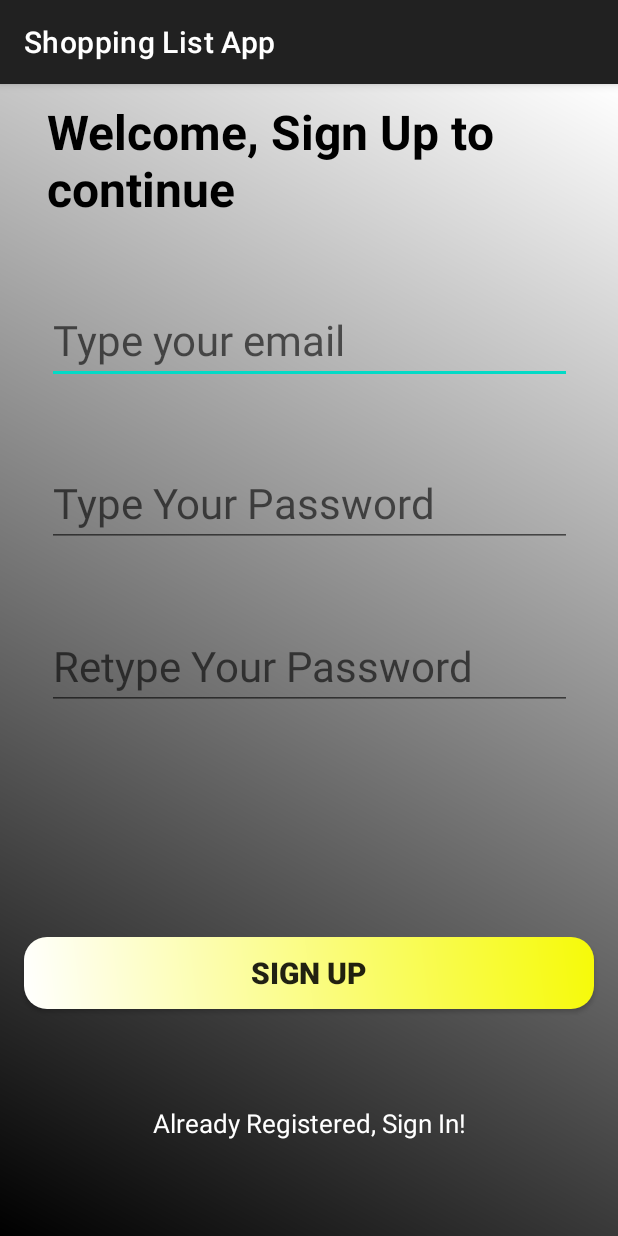
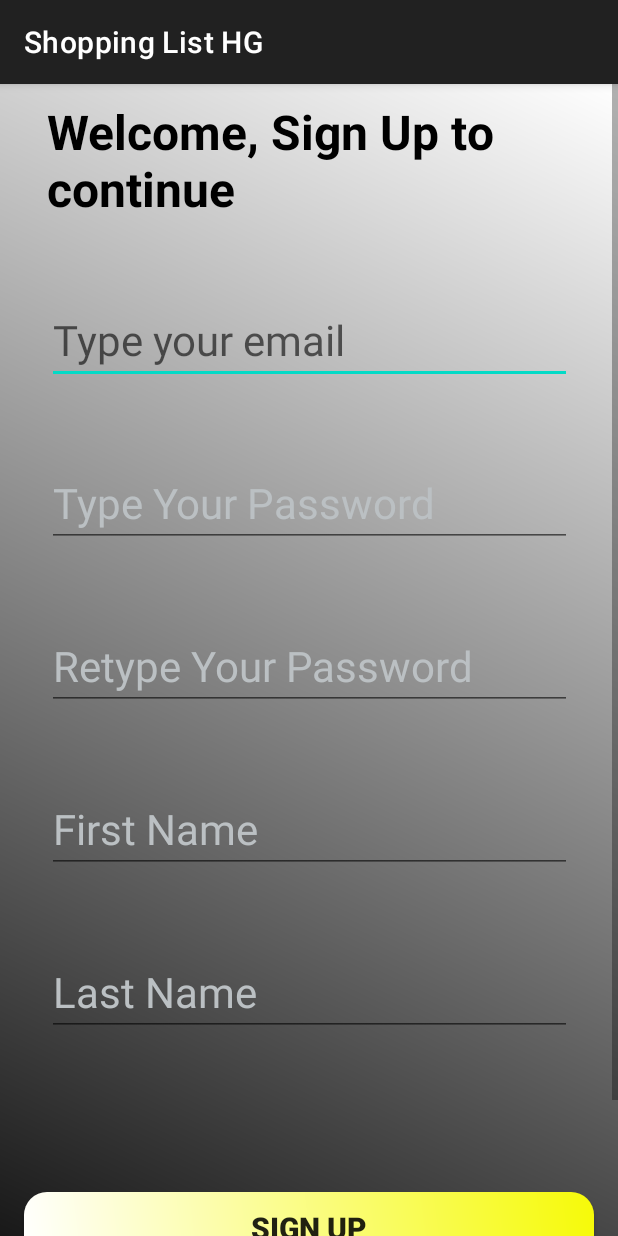
Before and after one commit to HristoGetov/ShoppingListAppKotlin, an Android app: the screen it shows after launch (SignUpActivity), after a tap on "Not Registered Yet, Sign Up!", on a phone screen of 412 x 824 dp. Run offline under Robolectric (Android 15) with nearby library versions, the phone set to English and light mode, and no system bars; our stand-ins replace Firebase (no records; nobody signed in at launch, a user with empty details on screens opened directly), data binding.

Commit message:
Store user information in FireStore when SignUp or Login with google account.

```diff
--- a/app/build.gradle
+++ b/app/build.gradle
@@ -47,6 +47,7 @@ dependencies {
     implementation 'androidx.navigation:navigation-ui-ktx:2.5.2'
     implementation 'com.google.firebase:firebase-auth:22.0.0'
     implementation 'com.google.android.gms:play-services-auth:20.1.0'
+    implementation 'com.google.firebase:firebase-firestore:24.4.1'
     testImplementation 'junit:junit:4.13.2'
     androidTestImplementation 'androidx.test.ext:junit:1.1.5'
     androidTestImplementation 'androidx.test.espresso:espresso-core:3.5.1'
--- a/app/src/main/java/com/example/shoppinglistaappkotlin/presentation/SignInActivity.kt
+++ b/app/src/main/java/com/example/shoppinglistaappkotlin/presentation/SignInActivity.kt
@@ -17,12 +17,18 @@ import com.google.android.gms.auth.api.signin.GoogleSignInOptions
 import com.google.android.gms.tasks.Task
 import com.google.firebase.auth.FirebaseAuth
 import com.google.firebase.auth.GoogleAuthProvider
+import com.google.firebase.firestore.FirebaseFirestore
 
 class SignInActivity : AppCompatActivity() {
 
     private lateinit var binding: ActivitySignInBinding
     private lateinit var firebaseAuth: FirebaseAuth
     private lateinit var googleSignInClient: GoogleSignInClient
+    private lateinit var fireStore: FirebaseFirestore
+    private lateinit var userId: String
+    private lateinit var firstName: String
+    private lateinit var lastName: String
+    private lateinit var email: String
 
     override fun onCreate(savedInstanceState: Bundle?) {
         super.onCreate(savedInstanceState)
@@ -30,6 +36,7 @@ class SignInActivity : AppCompatActivity() {
         setContentView(binding.root)
 
         firebaseAuth = FirebaseAuth.getInstance()
+        fireStore = FirebaseFirestore.getInstance()
         val gso = GoogleSignInOptions.Builder(GoogleSignInOptions.DEFAULT_SIGN_IN)
             .requestIdToken(getString(R.string.default_web_client_id))
             .requestEmail()
@@ -74,10 +81,7 @@ class SignInActivity : AppCompatActivity() {
                 val task = GoogleSignIn.getSignedInAccountFromIntent(result.data)
                 handleResult(task)
             } else{
-                Log.e("LOG", "resultCode: " + result.resultCode)
-                Log.e("LOG", "Activity.RESULT_OK: " + Activity.RESULT_OK)
-                Log.e("LOG", "Activity.RESULT_CANCELED: " + Activity.RESULT_CANCELED)
-                Log.e("LOG", "Activity.RESULT_FIRST_USER: " + Activity.RESULT_FIRST_USER)
+                Log.e("Error", "No Accounts found ")
             }
     }
 
@@ -85,7 +89,6 @@ class SignInActivity : AppCompatActivity() {
         if (task.isSuccessful){
             val account: GoogleSignInAccount? = task.result
             if (account != null){
-                Log.e("LOG", "Inside handleResult()")
                 updateUi(account)
             }
 
@@ -100,10 +103,15 @@ class SignInActivity : AppCompatActivity() {
         val credential = GoogleAuthProvider.getCredential(account.idToken,null)
         firebaseAuth.signInWithCredential(credential).addOnCompleteListener {
             if (it.isSuccessful){
-                Log.e("LOG","Inside updateUi, isSfuccessful")
-               // goToMain()
-                val intent = Intent(this,MainActivity::class.java)
-                startActivity(intent)
+                userId = firebaseAuth.currentUser?.uid.toString()
+                val docReference = fireStore.collection("users").document(userId)
+                val users = HashMap<String, Any>()
+                users["firstName"] = account.givenName.toString()
+                users["lastName"] = account.familyName.toString()
+                users["email"] = account.email.toString()
+                docReference.set(users)
+                goToMain()
+
             }else{
                 Toast.makeText(this, it.exception.toString(),Toast.LENGTH_LONG).show()
             }
--- a/app/src/main/java/com/example/shoppinglistaappkotlin/presentation/SignUpActivity.kt
+++ b/app/src/main/java/com/example/shoppinglistaappkotlin/presentation/SignUpActivity.kt
@@ -4,15 +4,18 @@ import android.annotation.SuppressLint
 import android.content.Intent
 import androidx.appcompat.app.AppCompatActivity
 import android.os.Bundle
+import android.util.Log
 import android.widget.Toast
-import com.example.shoppinglistaappkotlin.R
 import com.example.shoppinglistaappkotlin.databinding.ActivitySignUpBinding
 import com.google.firebase.auth.FirebaseAuth
+import com.google.firebase.firestore.FirebaseFirestore
 
 class SignUpActivity : AppCompatActivity() {
 
     private lateinit var binding: ActivitySignUpBinding
     private lateinit var firebaseAuth:FirebaseAuth
+    private lateinit var fireStore: FirebaseFirestore
+    private lateinit var userId: String
 
     @SuppressLint("SuspiciousIndentation")
     override fun onCreate(savedInstanceState: Bundle?) {
@@ -21,6 +24,7 @@ class SignUpActivity : AppCompatActivity() {
         setContentView(binding.root)
 
         firebaseAuth = FirebaseAuth.getInstance()
+        fireStore = FirebaseFirestore.getInstance()
 
             binding.textView.setOnClickListener{
                goToSignInActivity()
@@ -33,6 +37,15 @@ class SignUpActivity : AppCompatActivity() {
                     if (password == confirmPassword){
                         firebaseAuth.createUserWithEmailAndPassword(email,password).addOnCompleteListener {
                             if (it.isSuccessful){
+                                userId = firebaseAuth.currentUser?.uid.toString()
+                                val docReference = fireStore.collection("users").document(userId)
+                                val users = HashMap<String, Any>()
+                                users["firstName"] = binding.firstName.text.toString()
+                                users["lastName"] = binding.lastName.text.toString()
+                                users["email"] = binding.emailInput.text.toString()
+                                docReference.set(users).addOnSuccessListener {
+                                    Toast.makeText(this,"User successfully added!",Toast.LENGTH_SHORT).show()
+                                }
                                 goToSignInActivity()
                             }else{
                                 Toast.makeText(this,it.exception.toString(),Toast.LENGTH_LONG).show()
--- a/app/src/main/res/layout/activity_sign_up.xml
+++ b/app/src/main/res/layout/activity_sign_up.xml
@@ -2,6 +2,9 @@
 <layout xmlns:android="http://schemas.android.com/apk/res/android"
     xmlns:app="http://schemas.android.com/apk/res-auto"
     xmlns:tools="http://schemas.android.com/tools">
+    <ScrollView
+        android:layout_width="match_parent"
+        android:layout_height="match_parent">
 <androidx.constraintlayout.widget.ConstraintLayout
     android:layout_width="match_parent"
     android:layout_height="match_parent"
@@ -13,7 +16,6 @@
         android:layout_width="350dp"
         android:layout_height="wrap_content"
         android:text="Welcome, Sign Up to continue"
-
         android:textColor="@color/black"
         android:textSize="32sp"
         android:textStyle="bold"
@@ -41,6 +43,7 @@
         android:textSize="28sp"
         android:layout_marginTop="50dp"
         android:inputType="textPassword"
+        android:textColorHint="@color/gray"
         app:layout_constraintEnd_toEndOf="parent"
         app:layout_constraintStart_toStartOf="parent"
         app:layout_constraintTop_toBottomOf="@+id/email_input" />
@@ -50,12 +53,35 @@
         android:layout_width="350dp"
         android:layout_height="wrap_content"
         android:hint="Retype Your Password"
+        android:textColorHint="@color/gray"
         android:textSize="28sp"
         android:inputType="textPassword"
         android:layout_marginTop="50dp"
         app:layout_constraintEnd_toEndOf="parent"
         app:layout_constraintStart_toStartOf="parent"
         app:layout_constraintTop_toBottomOf="@+id/password" />
+    <EditText
+        android:id="@+id/first_name"
+        android:layout_width="350dp"
+        android:layout_height="wrap_content"
+        android:hint="First Name"
+        android:textColorHint="@color/gray"
+        android:textSize="28sp"
+        android:layout_marginTop="50dp"
+        app:layout_constraintEnd_toEndOf="parent"
+        app:layout_constraintStart_toStartOf="parent"
+        app:layout_constraintTop_toBottomOf="@+id/confirm_password" />
+    <EditText
+        android:id="@+id/last_name"
+        android:layout_width="350dp"
+        android:layout_height="wrap_content"
+        android:hint="Last Name"
+        android:textColorHint="@color/gray"
+        android:textSize="28sp"
+        android:layout_marginTop="50dp"
+        app:layout_constraintEnd_toEndOf="parent"
+        app:layout_constraintStart_toStartOf="parent"
+        app:layout_constraintTop_toBottomOf="@+id/first_name" />
 
     <androidx.appcompat.widget.AppCompatButton
         android:id="@+id/sign_up_btn"
@@ -64,13 +90,14 @@
         android:layout_marginHorizontal="16dp"
         android:background="@drawable/sign_in_button_shape"
         android:text="Sign Up"
+        android:layout_marginTop="20dp"
         android:textSize="20sp"
         android:textStyle="bold"
         android:elevation="45dp"
         app:layout_constraintBottom_toBottomOf="parent"
         app:layout_constraintEnd_toEndOf="parent"
         app:layout_constraintStart_toStartOf="parent"
-        app:layout_constraintTop_toBottomOf="@+id/confirm_password" />
+        app:layout_constraintTop_toBottomOf="@+id/last_name" />
 
     <TextView
         android:id="@+id/textView"
@@ -78,12 +105,13 @@
         android:layout_height="wrap_content"
         android:textColor="@color/white"
         android:textSize="17sp"
+        android:layout_marginTop="40dp"
+        android:layout_marginBottom="20dp"
         android:text="Already Registered, Sign In!"
         app:layout_constraintBottom_toBottomOf="parent"
         app:layout_constraintEnd_toEndOf="parent"
         app:layout_constraintStart_toStartOf="parent"
         app:layout_constraintTop_toBottomOf="@+id/sign_up_btn" />
-
-
 </androidx.constraintlayout.widget.ConstraintLayout>
+    </ScrollView>
 </layout>
--- a/app/src/main/res/layout/nav_header.xml
+++ b/app/src/main/res/layout/nav_header.xml
@@ -10,7 +10,7 @@
         android:layout_width="wrap_content"
         android:layout_height="wrap_content"
         android:textColor="@color/white"
-        android:text="Navigation Header"
+        android:text="Options Menu"
         android:textSize="30sp"
         android:textStyle="bold"
         app:layout_constraintEnd_toEndOf="parent"
--- a/app/src/main/res/values/strings.xml
+++ b/app/src/main/res/values/strings.xml
@@ -1,5 +1,5 @@
 <resources>
-    <string name="app_name">Shopping List App</string>
+    <string name="app_name">Shopping List HG</string>
     <string name="action_settings">Settings</string>
     <!-- Strings used for fragments for navigation -->
     <string name="first_fragment_label">First Fragment</string>
```
